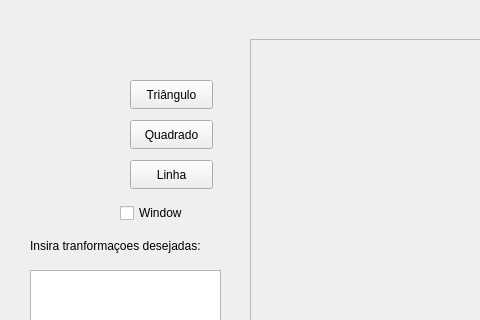
This is mainwindow.ui in alessipg/projetoCG as Qt 5 draws it before an edit; both pictures show x 0 to 480 and y 0 to 320 of the 800 by 600 pixel window. The edited form follows.
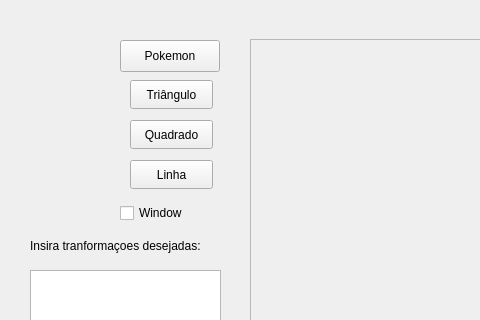
This is the edited form. Custom widgets are drawn as their Qt base class.

Diff of the .ui file:
```diff
--- a/mainwindow.ui
+++ b/mainwindow.ui
@@ -160,6 +160,19 @@
      <string>Window</string>
     </property>
    </widget>
+   <widget class="QPushButton" name="btnPokemon">
+    <property name="geometry">
+     <rect>
+      <x>120</x>
+      <y>40</y>
+      <width>100</width>
+      <height>32</height>
+     </rect>
+    </property>
+    <property name="text">
+     <string>Pokemon</string>
+    </property>
+   </widget>
   </widget>
   <widget class="QMenuBar" name="menubar">
    <property name="geometry">
```
